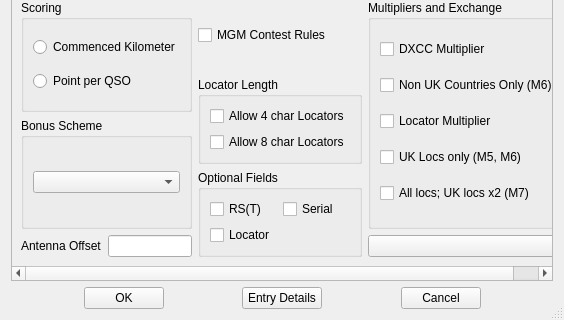
zsteva/backup-minos2, file mqt/MqtLogger/contestdetails.ui: the form before one commit; both pictures show x 0 to 564 and y 270 to 590 of the 564 by 590 pixel window.
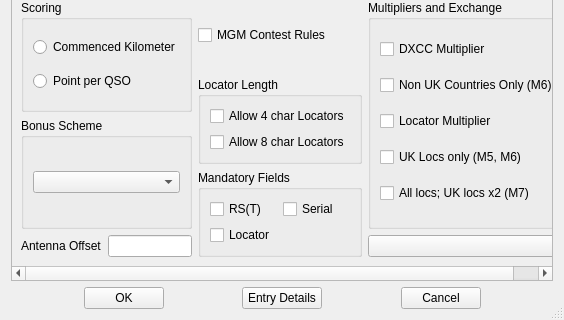
The form after the commit. Custom widgets are drawn as their Qt base class.

Commit message: Change "Optional" to mandatory

The edit to the form file:
```diff
--- a/mqt/MqtLogger/contestdetails.ui
+++ b/mqt/MqtLogger/contestdetails.ui
@@ -716,7 +716,7 @@
            <item>
             <widget class="QGroupBox" name="FieldsGroupBox">
              <property name="title">
-              <string>Optional Fields</string>
+              <string>Mandatory Fields</string>
              </property>
              <layout class="QVBoxLayout" name="verticalLayout_17">
               <item>
```
